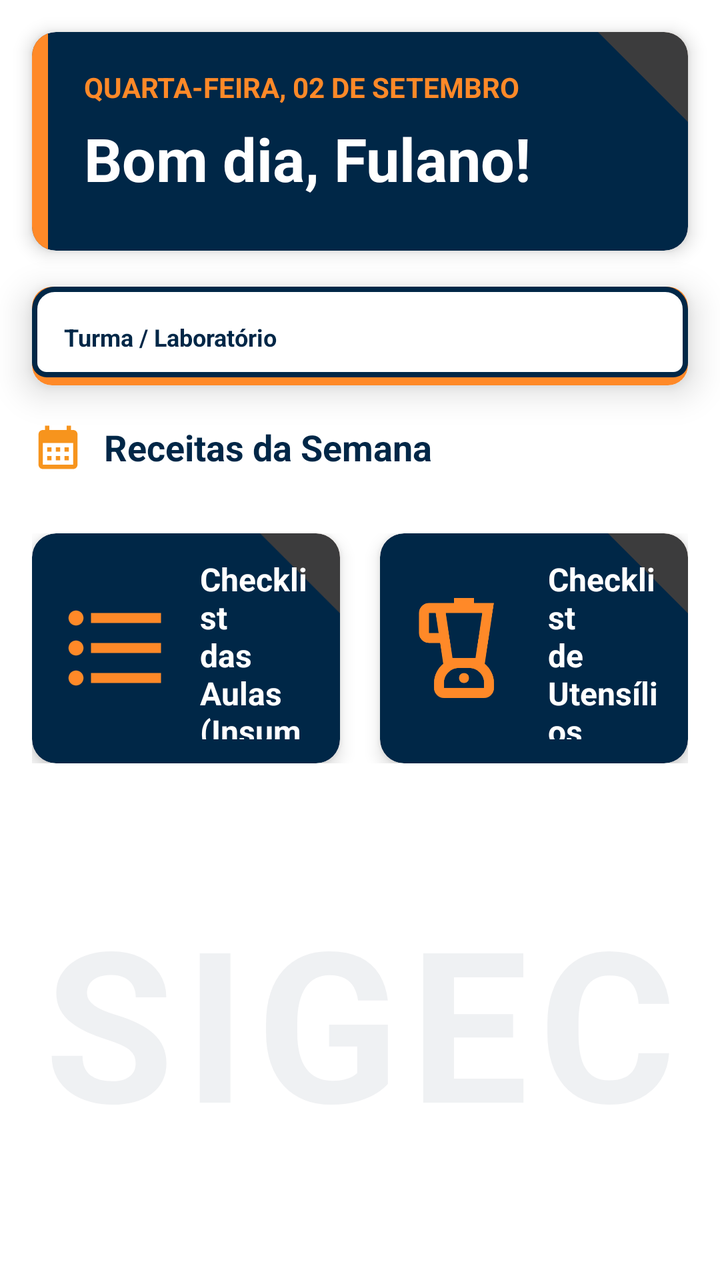
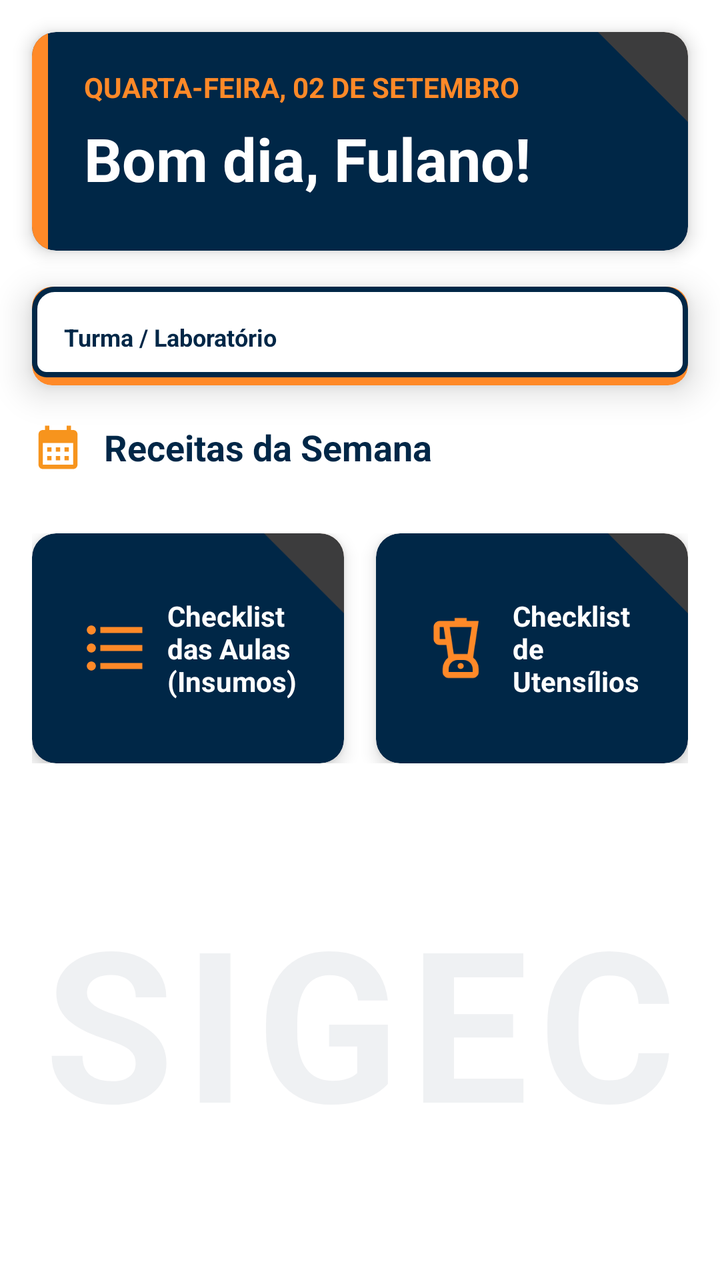

An Android layout rendered at two revisions. The XML below is the earlier revision; the diff shows what the commit changed to produce the second picture.
<!-- AndroidManifest.xml: application theme Theme.MobileSIGEC -->
<!-- res/layout/fragment_home_page.xml -->
<?xml version="1.0" encoding="utf-8"?>
<androidx.constraintlayout.widget.ConstraintLayout
    xmlns:android="http://schemas.android.com/apk/res/android"
    xmlns:app="http://schemas.android.com/apk/res-auto"
    xmlns:tools="http://schemas.android.com/tools"
    android:layout_width="match_parent"
    android:layout_height="match_parent"
    android:background="@color/white"
    tools:context=".home.HomePageFragment">

    
    <TextView
        android:layout_width="wrap_content"
        android:layout_height="wrap_content"
        android:text="SIGEC"
        android:textColor="#10002747"
        android:textSize="105sp"
        android:textStyle="bold"
        android:letterSpacing="0.05"
        app:layout_constraintBottom_toTopOf="@+id/bottomNav"
        app:layout_constraintEnd_toEndOf="parent"
        app:layout_constraintStart_toStartOf="parent"
        android:layout_marginBottom="60dp" />

    
    <ScrollView
        android:layout_width="match_parent"
        android:layout_height="0dp"
        android:fillViewport="true"
        app:layout_constraintTop_toTopOf="parent"
        app:layout_constraintBottom_toTopOf="@+id/bottomNav">

        <LinearLayout
            android:layout_width="match_parent"
            android:layout_height="wrap_content"
            android:orientation="vertical"
            android:clipToPadding="false"
            android:paddingStart="16dp"
            android:paddingEnd="16dp"
            android:paddingBottom="36dp"
            android:paddingTop="16dp">

            

            
            <androidx.cardview.widget.CardView
                android:layout_width="match_parent"
                android:layout_height="wrap_content"
                android:layout_marginBottom="18dp"
                app:cardCornerRadius="12dp"
                app:cardElevation="5dp"
                app:cardBackgroundColor="@color/primary">

                <FrameLayout
                    android:layout_width="match_parent"
                    android:layout_height="wrap_content">

                    
                    <ImageView
                        android:layout_width="45dp"
                        android:layout_height="45dp"
                        android:layout_gravity="top|end"
                        android:src="@drawable/bg_card_corner_accent" />

                    <LinearLayout
                        android:layout_width="match_parent"
                        android:layout_height="wrap_content"
                        android:orientation="horizontal"
                        android:gravity="center_vertical">

                        <View
                            android:layout_width="8dp"
                            android:layout_height="match_parent"
                            android:background="@color/secondary_container"/>

                        <LinearLayout
                            android:layout_width="0dp"
                            android:layout_height="wrap_content"
                            android:layout_weight="1"
                            android:orientation="vertical"
                            android:padding="18dp">

                            
                            <TextView
                                android:id="@+id/textDataHome"
                                android:layout_width="wrap_content"
                                android:layout_height="wrap_content"
                                android:text="QUARTA-FEIRA, 02 DE SETEMBRO"
                                android:textColor="@color/secondary_container"
                                android:textSize="14sp"
                                android:textStyle="bold" />

                            
                            <TextView
                                android:id="@+id/textSaudacao"
                                android:layout_width="wrap_content"
                                android:layout_height="wrap_content"
                                android:layout_marginTop="6dp"
                                android:layout_marginBottom="8dp"
                                android:text="Bom dia, Fulano!"
                                android:textColor="#FFFFFF"
                                android:textSize="30sp"
                                android:textStyle="bold" />

                        </LinearLayout>

                    </LinearLayout>
                </FrameLayout>
            </androidx.cardview.widget.CardView>

            
            <androidx.cardview.widget.CardView
                android:layout_width="match_parent"
                android:layout_height="wrap_content"
                android:layout_marginBottom="18dp"
                app:cardCornerRadius="10dp"
                app:cardElevation="10dp"
                android:outlineSpotShadowColor="#000000"
                android:outlineAmbientShadowColor="#000000"
                app:cardBackgroundColor="#FFFFFF">

                <LinearLayout
                    android:layout_width="match_parent"
                    android:layout_height="wrap_content"
                    android:background="@drawable/bg_spinner_outline"
                    android:gravity="center_vertical"
                    android:orientation="horizontal"
                    android:paddingStart="16dp"
                    android:paddingTop="14dp"
                    android:paddingEnd="16dp"
                    android:paddingBottom="16dp">

                    <LinearLayout
                        android:layout_width="0dp"
                        android:layout_height="wrap_content"
                        android:layout_weight="1"
                        android:orientation="vertical">

                        <TextView
                            android:layout_width="wrap_content"
                            android:layout_height="wrap_content"
                            android:layout_marginTop="3dp"
                            android:text="Turma / Laboratório"
                            android:textColor="@color/primary"
                            android:textSize="12sp"
                            android:textStyle="bold" />

                        
                        <Spinner
                            android:id="@+id/spinnerTurmasHome"
                            android:layout_width="match_parent"
                            android:layout_height="wrap_content"
                            android:background="@null"
                            android:popupBackground="@drawable/bg_spinner_popup"
                            android:theme="@style/SpinnerTextoPreto" />
                    </LinearLayout>

                </LinearLayout>
            </androidx.cardview.widget.CardView>

            
            <LinearLayout
                android:layout_width="match_parent"
                android:layout_height="wrap_content"
                android:layout_marginBottom="18dp"
                android:orientation="vertical">

                
                <LinearLayout
                    android:id="@+id/card_receitas_hoje"
                    android:layout_width="match_parent"
                    android:layout_height="wrap_content"
                    android:layout_marginBottom="12dp"
                    android:clickable="true"
                    android:focusable="true"
                    android:foreground="?attr/selectableItemBackground"
                    android:gravity="center_vertical"
                    android:orientation="horizontal">

                    <ImageView
                        android:layout_width="26dp"
                        android:layout_height="26dp"
                        android:contentDescription="@string/app_name"
                        android:src="@drawable/ic_calendar"
                        app:tint="#F7941D" />

                    <TextView
                        android:layout_width="wrap_content"
                        android:layout_height="wrap_content"
                        android:layout_marginStart="10dp"
                        android:text="Receitas da Semana"
                        android:textColor="#002747"
                        android:textSize="18sp"
                        android:textStyle="bold" />

                </LinearLayout>

                
                <LinearLayout
                    android:id="@+id/container_receitas"
                    android:layout_width="match_parent"
                    android:layout_height="wrap_content"
                    android:orientation="vertical" />

            </LinearLayout>

            
            <LinearLayout
                android:layout_width="match_parent"
                android:layout_height="wrap_content"
                android:orientation="horizontal"
                android:baselineAligned="false">

                
                <androidx.cardview.widget.CardView
                    android:id="@+id/card_checklist_insumos"
                    android:clickable="true"
                    android:focusable="true"
                    android:foreground="?attr/selectableItemBackground"
                    android:layout_width="0dp"
                    android:layout_height="115dp"
                    android:layout_weight="1"
                    android:layout_marginEnd="10dp"
                    app:cardCornerRadius="12dp"
                    app:cardElevation="5dp"
                    app:cardBackgroundColor="@color/primary">

                    <FrameLayout
                        android:layout_width="match_parent"
                        android:layout_height="match_parent">

                        <ImageView
                            android:layout_width="40dp"
                            android:layout_height="40dp"
                            android:layout_gravity="top|end"
                            android:src="@drawable/bg_card_corner_accent" />

                        <LinearLayout
                            android:layout_width="match_parent"
                            android:layout_height="match_parent"
                            android:gravity="center"
                            android:padding="12dp"
                            android:orientation="horizontal">
                            <ImageView
                                android:layout_width="60dp"
                                android:layout_height="60dp"
                                android:src="@drawable/ic_list"
                                app:tint="@color/secondary_container"/>
                            <TextView
                                android:layout_width="wrap_content"
                                android:layout_height="wrap_content"
                                android:layout_marginStart="12dp"
                                android:text="Checklist\ndas Aulas\n(Insumos)"
                                android:textColor="#FFFFFF"
                                android:textSize="16sp"
                                android:textStyle="bold"/>
                        </LinearLayout>
                    </FrameLayout>
                </androidx.cardview.widget.CardView>

                
                <androidx.cardview.widget.CardView
                    android:id="@+id/card_checklist_utensilios"
                    android:clickable="true"
                    android:focusable="true"
                    android:foreground="?attr/selectableItemBackground"
                    android:layout_width="0dp"
                    android:layout_height="115dp"
                    android:layout_weight="1"
                    android:layout_marginStart="10dp"
                    app:cardCornerRadius="12dp"
                    app:cardElevation="5dp"
                    app:cardBackgroundColor="@color/primary">

                    <FrameLayout
                        android:layout_width="match_parent"
                        android:layout_height="match_parent">

                        <ImageView
                            android:layout_width="40dp"
                            android:layout_height="40dp"
                            android:layout_gravity="top|end"
                            android:src="@drawable/bg_card_corner_accent" />

                        <LinearLayout
                            android:layout_width="match_parent"
                            android:layout_height="match_parent"
                            android:gravity="center"
                            android:padding="12dp"
                            android:orientation="horizontal">
                            <ImageView
                                android:layout_width="60dp"
                                android:layout_height="60dp"
                                android:src="@drawable/ic_blender"
                                app:tint="@color/secondary_container"/>
                            <TextView
                                android:layout_width="wrap_content"
                                android:layout_height="wrap_content"
                                android:layout_marginStart="12dp"
                                android:text="Checklist\nde\nUtensílios"
                                android:textColor="#FFFFFF"
                                android:textSize="16sp"
                                android:textStyle="bold"/>
                        </LinearLayout>
                    </FrameLayout>
                </androidx.cardview.widget.CardView>
            </LinearLayout>

        </LinearLayout>
    </ScrollView>

    
    <LinearLayout
        android:id="@+id/bottomNav"
        android:layout_width="match_parent"
        android:layout_height="wrap_content"
        android:background="@color/primary"
        android:orientation="vertical"
        app:layout_constraintBottom_toBottomOf="parent">

        
        <View
            android:id="@+id/systemBarSpacer"
            android:layout_width="match_parent"
            android:layout_height="0dp" />

    </LinearLayout>

</androidx.constraintlayout.widget.ConstraintLayout>
<!-- resources referenced by this layout -->
<resources>
  <color name="primary">#002747</color>
  <color name="secondary_container">#ff8928</color>
  <color name="white">#FFFFFFFF</color>
  <!-- drawable bg_card_corner_accent (drawable) -->
  <?xml version="1.0" encoding="utf-8"?>
  <vector xmlns:android="http://schemas.android.com/apk/res/android"
      android:width="45dp"
      android:height="45dp"
      android:viewportWidth="45"
      android:viewportHeight="45">
  
      
      <path
          android:fillColor="#40ED7B23"
          android:pathData="M0,0 L45,0 L45,45 Z" />
  </vector>
  <!-- drawable bg_spinner_popup (drawable) -->
  <?xml version="1.0" encoding="utf-8"?>
  <shape xmlns:android="http://schemas.android.com/apk/res/android">
      
      <solid android:color="#FFFFFF" />
      
      <corners android:radius="12dp" />
      
      <padding android:left="4dp" android:top="4dp" android:right="4dp" android:bottom="4dp" />
  </shape>
  <!-- drawable ic_calendar (drawable) -->
  <vector xmlns:android="http://schemas.android.com/apk/res/android" android:height="24dp" android:tint="#000000" android:viewportHeight="24" android:viewportWidth="24" android:width="24dp">
        
      <path android:fillColor="@android:color/white" android:pathData="M19,4h-1V2h-2v2H8V2H6v2H5C3.89,4 3.01,4.9 3.01,6L3,20c0,1.1 0.89,2 2,2h14c1.1,0 2,-0.9 2,-2V6C21,4.9 20.1,4 19,4zM19,20H5V10h14V20zM9,14H7v-2h2V14zM13,14h-2v-2h2V14zM17,14h-2v-2h2V14zM9,18H7v-2h2V18zM13,18h-2v-2h2V18zM17,18h-2v-2h2V18z"/>
      
  </vector>
  <!-- drawable ic_list (drawable) -->
  <vector xmlns:android="http://schemas.android.com/apk/res/android" android:autoMirrored="true" android:height="24dp" android:tint="#000000" android:viewportHeight="24" android:viewportWidth="24" android:width="24dp">
        
      <path android:fillColor="@android:color/white" android:pathData="M4,10.5c-0.83,0 -1.5,0.67 -1.5,1.5s0.67,1.5 1.5,1.5 1.5,-0.67 1.5,-1.5 -0.67,-1.5 -1.5,-1.5zM4,4.5c-0.83,0 -1.5,0.67 -1.5,1.5S3.17,7.5 4,7.5 5.5,6.83 5.5,6 4.83,4.5 4,4.5zM4,16.5c-0.83,0 -1.5,0.68 -1.5,1.5s0.68,1.5 1.5,1.5 1.5,-0.68 1.5,-1.5 -0.67,-1.5 -1.5,-1.5zM7,19h14v-2L7,17v2zM7,13h14v-2L7,11v2zM7,5v2h14L21,5L7,5z"/>
      
  </vector>
  <string name="app_name">mobileSIGEC</string>
  <style name="SpinnerTextoPreto" parent="ThemeOverlay.AppCompat.Light">
          <item name="android:textColor">#000000</item>
          <item name="android:textColorHint">#000000</item>
      </style>
  <style name="Theme.MobileSIGEC" parent="Theme.Material3.DayNight.NoActionBar">
          
          <item name="colorPrimary">@color/senac_blue</item>
          <item name="colorOnPrimary">@color/white</item>
          <item name="colorPrimaryContainer">@color/senac_blue</item>
          <item name="colorOnPrimaryContainer">@color/white</item>
  
          
          <item name="colorSecondary">@color/senac_orange</item>
          <item name="colorOnSecondary">@color/white</item>
          <item name="colorSecondaryContainer">@color/senac_orange</item>
          <item name="colorOnSecondaryContainer">@color/white</item>
  
          
          <item name="android:statusBarColor">@color/senac_blue</item>
          <item name="android:windowLightStatusBar">false</item>
          
      </style>
  <color name="senac_blue">#002747</color>
  <color name="senac_orange">#F7941D</color>
  <!-- unchanged entries left out for length: 2 -->
</resources>

<!-- the commit's change to res/layout/fragment_home_page.xml (unified diff, before → after) -->
@@ -220,42 +220,47 @@
                     android:layout_width="0dp"
                     android:layout_height="115dp"
                     android:layout_weight="1"
-                    android:layout_marginEnd="10dp"
+                    android:layout_marginEnd="8dp"
                     app:cardCornerRadius="12dp"
                     app:cardElevation="5dp"
                     app:cardBackgroundColor="@color/primary">
 
-                    <FrameLayout
+                    <RelativeLayout
                         android:layout_width="match_parent"
                         android:layout_height="match_parent">
 
+                        
                         <ImageView
                             android:layout_width="40dp"
                             android:layout_height="40dp"
-                            android:layout_gravity="top|end"
+                            android:layout_alignParentTop="true"
+                            android:layout_alignParentEnd="true"
                             android:src="@drawable/bg_card_corner_accent" />
 
+                        
                         <LinearLayout
-                            android:layout_width="match_parent"
-                            android:layout_height="match_parent"
-                            android:gravity="center"
-                            android:padding="12dp"
+                            android:layout_width="wrap_content"
+                            android:layout_height="wrap_content"
+                            android:layout_centerInParent="true"
+                            android:gravity="center_vertical"
                             android:orientation="horizontal">
+
                             <ImageView
-                                android:layout_width="60dp"
-                                android:layout_height="60dp"
+                                android:layout_width="36dp"
+                                android:layout_height="36dp"
                                 android:src="@drawable/ic_list"
                                 app:tint="@color/secondary_container"/>
+
                             <TextView
                                 android:layout_width="wrap_content"
                                 android:layout_height="wrap_content"
-                                android:layout_marginStart="12dp"
+                                android:layout_marginStart="8dp"
                                 android:text="Checklist\ndas Aulas\n(Insumos)"
                                 android:textColor="#FFFFFF"
-                                android:textSize="16sp"
-                                android:textStyle="bold"/>
+                                android:textSize="14sp"
+                                android:textStyle="bold" />
                         </LinearLayout>
-                    </FrameLayout>
+                    </RelativeLayout>
                 </androidx.cardview.widget.CardView>
 
                 
@@ -267,42 +272,47 @@
                     android:layout_width="0dp"
                     android:layout_height="115dp"
                     android:layout_weight="1"
-                    android:layout_marginStart="10dp"
+                    android:layout_marginStart="8dp"
                     app:cardCornerRadius="12dp"
                     app:cardElevation="5dp"
                     app:cardBackgroundColor="@color/primary">
 
-                    <FrameLayout
+                    <RelativeLayout
                         android:layout_width="match_parent"
                         android:layout_height="match_parent">
 
+                        
                         <ImageView
                             android:layout_width="40dp"
                             android:layout_height="40dp"
-                            android:layout_gravity="top|end"
+                            android:layout_alignParentTop="true"
+                            android:layout_alignParentEnd="true"
                             android:src="@drawable/bg_card_corner_accent" />
 
+                        
                         <LinearLayout
-                            android:layout_width="match_parent"
-                            android:layout_height="match_parent"
-                            android:gravity="center"
-                            android:padding="12dp"
+                            android:layout_width="wrap_content"
+                            android:layout_height="wrap_content"
+                            android:layout_centerInParent="true"
+                            android:gravity="center_vertical"
                             android:orientation="horizontal">
+
                             <ImageView
-                                android:layout_width="60dp"
-                                android:layout_height="60dp"
+                                android:layout_width="36dp"
+                                android:layout_height="36dp"
                                 android:src="@drawable/ic_blender"
                                 app:tint="@color/secondary_container"/>
+
                             <TextView
                                 android:layout_width="wrap_content"
                                 android:layout_height="wrap_content"
-                                android:layout_marginStart="12dp"
+                                android:layout_marginStart="8dp"
                                 android:text="Checklist\nde\nUtensílios"
                                 android:textColor="#FFFFFF"
-                                android:textSize="16sp"
-                                android:textStyle="bold"/>
+                                android:textSize="14sp"
+                                android:textStyle="bold" />
                         </LinearLayout>
-                    </FrameLayout>
+                    </RelativeLayout>
                 </androidx.cardview.widget.CardView>
             </LinearLayout>
 
